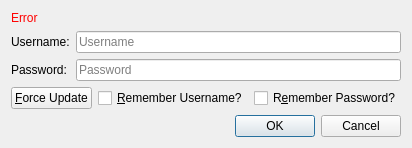
FreesmTeam/FreesmLauncher, file gui/logindialog.ui: the form before one commit.
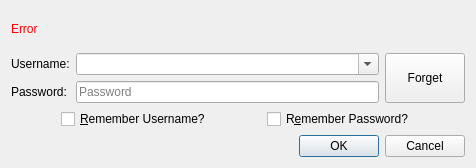
The form after the commit.

Commit message: Use Keyring in the login dialog

What changed in the file:
```diff
--- a/gui/logindialog.ui
+++ b/gui/logindialog.ui
@@ -6,8 +6,8 @@
    <rect>
     <x>0</x>
     <y>0</y>
-    <width>365</width>
-    <height>145</height>
+    <width>476</width>
+    <height>168</height>
    </rect>
   </property>
   <property name="windowTitle">
@@ -31,9 +31,9 @@
       </widget>
      </item>
      <item row="0" column="1">
-      <widget class="QLineEdit" name="usernameTextBox">
-       <property name="placeholderText">
-        <string>Username</string>
+      <widget class="QComboBox" name="usernameTextBox">
+       <property name="editable">
+        <bool>true</bool>
        </property>
       </widget>
      </item>
@@ -54,20 +54,23 @@
        </property>
       </widget>
      </item>
+     <item row="0" column="2" rowspan="2">
+      <widget class="QPushButton" name="forgetButton">
+       <property name="sizePolicy">
+        <sizepolicy hsizetype="Minimum" vsizetype="Minimum">
+         <horstretch>0</horstretch>
+         <verstretch>0</verstretch>
+        </sizepolicy>
+       </property>
+       <property name="text">
+        <string>Forget</string>
+       </property>
+      </widget>
+     </item>
     </layout>
    </item>
    <item>
     <layout class="QHBoxLayout" name="checkboxLayout">
-     <item>
-      <widget class="QPushButton" name="forceUpdateButton">
-       <property name="text">
-        <string>&amp;Force Update</string>
-       </property>
-       <property name="checkable">
-        <bool>true</bool>
-       </property>
-      </widget>
-     </item>
      <item>
       <widget class="QCheckBox" name="rememberUsernameCheckbox">
        <property name="sizePolicy">
```
The commit also changes 5 other files.
